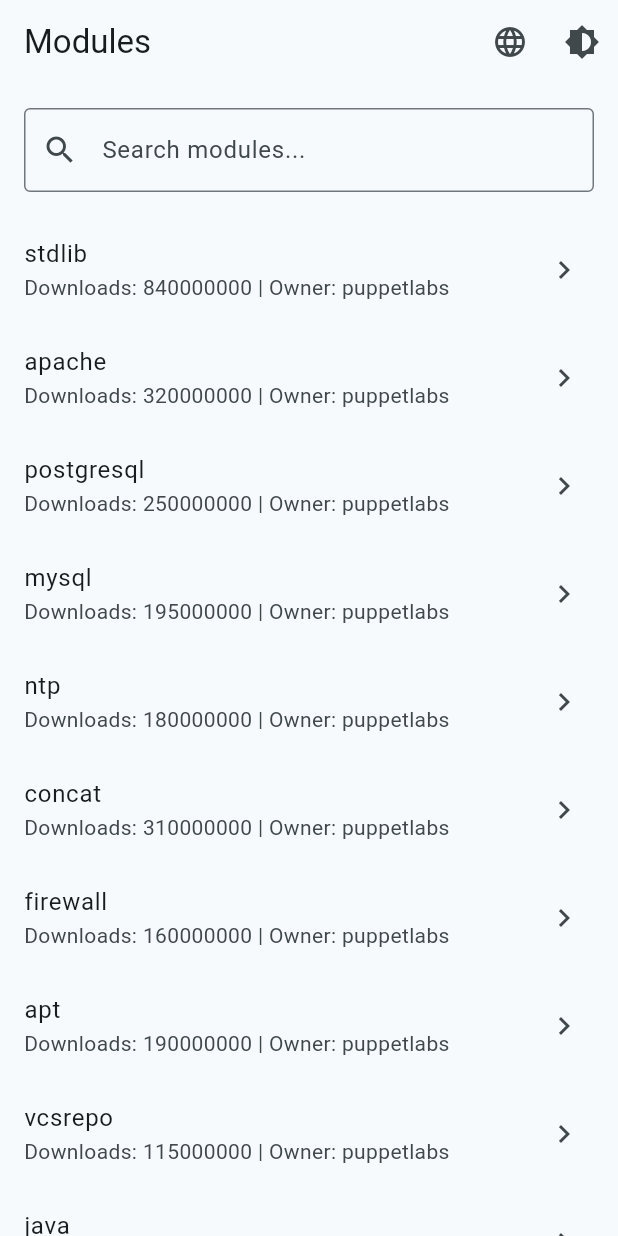
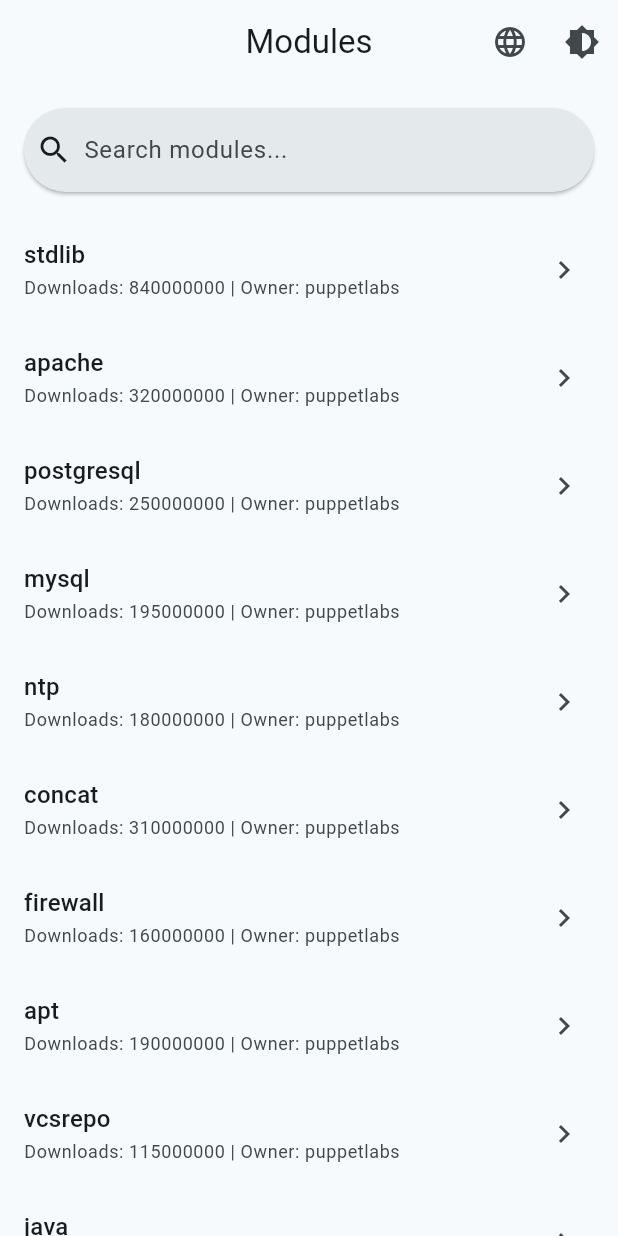
Before and after one commit to TarlanNaz/PuppetFlutter, a Flutter app: the screen it shows after launch, on a phone screen of 412 x 824 dp. Run offline on Flutter 3.47's test engine with Material 3 defaults, Android fonts, the light colour scheme and no system bars; our stand-ins replace go_router.

Commit message:
Revert "более простая версия"
This reverts commit f3c4b8803180bb49673f1f84121b7a24ddda3dec.

```diff
--- a/lib/main.dart
+++ b/lib/main.dart
@@ -1,40 +1,45 @@
 import 'package:flutter/material.dart';
 import 'package:provider/provider.dart';
+import 'package:flutter_localizations/flutter_localizations.dart';
+import 'l10n/app_localizations.dart';
 
-import 'l10n/app_localizations.dart';
 import 'navigation/app_router.dart';
 import 'theme/app_settings.dart';
 import 'theme/app_theme.dart';
 
 void main() {
   runApp(
-    // AppSettings хранит тему и язык. Кладём его выше всего приложения,
-    // чтобы любой экран мог до него достать
     ChangeNotifierProvider(
       create: (context) => AppSettings(),
-      child: const MyApp(),
+      child: const PuppetForgeApp(),
     ),
   );
 }
 
-class MyApp extends StatelessWidget {
-  const MyApp({super.key});
+class PuppetForgeApp extends StatelessWidget {
+  const PuppetForgeApp({super.key});
 
   @override
   Widget build(BuildContext context) {
-    // watch - приложение перерисуется, когда поменяется тема или язык
-    final settings = context.watch<AppSettings>();
+    final appSettings = context.watch<AppSettings>();
 
     return MaterialApp.router(
-      onGenerateTitle: (context) => AppLocalizations.of(context)!.appTitle,
-      debugShowCheckedModeBanner: false,
-      theme: lightTheme,
-      darkTheme: darkTheme,
-      themeMode: settings.themeMode,
-      locale: settings.locale,
-      localizationsDelegates: AppLocalizations.localizationsDelegates,
-      supportedLocales: AppLocalizations.supportedLocales,
-      routerConfig: router,
+      title: 'Puppet Forge',
+      theme: AppTheme.lightTheme,
+      darkTheme: AppTheme.darkTheme,
+      themeMode: appSettings.themeMode,
+      locale: appSettings.locale,
+      localizationsDelegates: const [
+        AppLocalizations.delegate,
+        GlobalMaterialLocalizations.delegate,
+        GlobalWidgetsLocalizations.delegate,
+        GlobalCupertinoLocalizations.delegate,
+      ],
+      supportedLocales: const [
+        Locale('en'),
+        Locale('ru'),
+      ],
+      routerConfig: appRouter,
     );
   }
 }
--- a/lib/screens/module_list_screen.dart
+++ b/lib/screens/module_list_screen.dart
@@ -1,10 +1,10 @@
 import 'package:flutter/material.dart';
+import 'package:go_router/go_router.dart';
 import 'package:provider/provider.dart';
-
+import '../l10n/app_localizations.dart';
 import '../data/mock_modules.dart';
-import '../l10n/app_localizations.dart';
+import '../models/puppet_module.dart';
 import '../theme/app_settings.dart';
-import '../widgets/module_list_item.dart';
 
 class ModuleListScreen extends StatefulWidget {
   const ModuleListScreen({super.key});
@@ -14,24 +14,34 @@
 }
 
 class _ModuleListScreenState extends State<ModuleListScreen> {
-  final searchController = TextEditingController();
-  String search = '';
+  final TextEditingController _searchController = TextEditingController();
+  String _searchQuery = '';
+
+  @override
+  void initState() {
+    super.initState();
+    _searchController.addListener(() {
+      setState(() {
+        _searchQuery = _searchController.text.toLowerCase();
+      });
+    });
+  }
 
   @override
   void dispose() {
-    searchController.dispose();
+    _searchController.dispose();
     super.dispose();
   }
 
   @override
   Widget build(BuildContext context) {
     final l10n = AppLocalizations.of(context)!;
+    final theme = Theme.of(context);
 
-    // оставляем модули, у которых строка поиска есть в названии или описании
-    final text = search.toLowerCase();
-    final modules = mockModules.where((module) {
-      return module.name.toLowerCase().contains(text) ||
-          module.summary.toLowerCase().contains(text);
+    final filteredModules = mockModules.where((module) {
+      return module.name.toLowerCase().contains(_searchQuery) ||
+             module.summary.toLowerCase().contains(_searchQuery) ||
+             module.slug.toLowerCase().contains(_searchQuery);
     }).toList();
 
     return Scaffold(
@@ -42,7 +52,6 @@
             icon: const Icon(Icons.language),
             tooltip: l10n.languageToggle,
             onPressed: () {
-              // read - просто вызываем метод, перерисовка тут не нужна
               context.read<AppSettings>().toggleLocale();
             },
           ),
@@ -58,41 +67,43 @@
       body: Column(
         children: [
           Padding(
-            padding: const EdgeInsets.all(16),
-            child: TextField(
-              controller: searchController,
-              decoration: InputDecoration(
-                hintText: l10n.searchModules,
-                prefixIcon: const Icon(Icons.search),
-                border: const OutlineInputBorder(),
-                // крестик показываем, только если что-то введено
-                suffixIcon: search.isEmpty
-                    ? null
-                    : IconButton(
-                        icon: const Icon(Icons.clear),
-                        onPressed: () {
-                          searchController.clear();
-                          setState(() {
-                            search = '';
-                          });
-                        },
-                      ),
-              ),
-              onChanged: (value) {
-                setState(() {
-                  search = value;
-                });
-              },
+            padding: const EdgeInsets.all(16.0),
+            child: SearchBar(
+              controller: _searchController,
+              hintText: l10n.searchModules,
+              leading: const Icon(Icons.search),
+              trailing: [
+                if (_searchQuery.isNotEmpty)
+                  IconButton(
+                    icon: const Icon(Icons.clear),
+                    onPressed: () {
+                      _searchController.clear();
+                    },
+                  ),
+              ],
+              elevation: const WidgetStatePropertyAll(1.0),
             ),
           ),
-          // Expanded нужен, чтобы список занял оставшееся место в Column
           Expanded(
-            child: modules.isEmpty
-                ? Center(child: Text(l10n.noResults))
+            child: filteredModules.isEmpty
+                ? Center(
+                    child: Text(
+                      l10n.noResults,
+                      style: theme.textTheme.bodyLarge?.copyWith(
+                        color: theme.colorScheme.onSurfaceVariant,
+                      ),
+                    ),
+                  )
                 : ListView.builder(
-                    itemCount: modules.length,
+                    itemCount: filteredModules.length,
                     itemBuilder: (context, index) {
-                      return ModuleListItem(module: modules[index]);
+                      final module = filteredModules[index];
+                      return _ModuleListItem(
+                        module: module,
+                        onTap: () {
+                          context.push('/module/${module.slug}');
+                        },
+                      );
                     },
                   ),
           ),
@@ -101,3 +112,29 @@
     );
   }
 }
+
+class _ModuleListItem extends StatelessWidget {
+  final PuppetModule module;
+  final VoidCallback onTap;
+
+  const _ModuleListItem({
+    required this.module,
+    required this.onTap,
+  });
+
+  @override
+  Widget build(BuildContext context) {
+    final l10n = AppLocalizations.of(context)!;
+    final theme = Theme.of(context);
+
+    return ListTile(
+      title: Text(module.name, style: theme.textTheme.titleMedium),
+      subtitle: Text(
+        '${l10n.downloads}: ${module.downloads} | ${l10n.owner}: ${module.ownerUsername}',
+        style: theme.textTheme.bodySmall?.copyWith(color: theme.colorScheme.onSurfaceVariant),
+      ),
+      trailing: const Icon(Icons.chevron_right),
+      onTap: onTap,
+    );
+  }
+}
--- a/lib/theme/app_settings.dart
+++ b/lib/theme/app_settings.dart
@@ -1,26 +1,19 @@
 import 'package:flutter/material.dart';
 
-// Настройки приложения: тема и язык.
-// После изменения вызываем notifyListeners(), чтобы экран перерисовался
 class AppSettings extends ChangeNotifier {
-  ThemeMode themeMode = ThemeMode.light;
-  Locale locale = const Locale('en');
+  ThemeMode _themeMode = ThemeMode.light;
+  Locale _locale = const Locale('en');
+
+  ThemeMode get themeMode => _themeMode;
+  Locale get locale => _locale;
 
   void toggleTheme() {
-    if (themeMode == ThemeMode.light) {
-      themeMode = ThemeMode.dark;
-    } else {
-      themeMode = ThemeMode.light;
-    }
+    _themeMode = _themeMode == ThemeMode.light ? ThemeMode.dark : ThemeMode.light;
     notifyListeners();
   }
 
   void toggleLocale() {
-    if (locale.languageCode == 'en') {
-      locale = const Locale('ru');
-    } else {
-      locale = const Locale('en');
-    }
+    _locale = _locale.languageCode == 'en' ? const Locale('ru') : const Locale('en');
     notifyListeners();
   }
 }
--- a/lib/theme/app_theme.dart
+++ b/lib/theme/app_theme.dart
@@ -1,13 +1,29 @@
 import 'package:flutter/material.dart';
 
-// Все цвета берутся из одного основного цвета (seedColor)
-final lightTheme = ThemeData(
-  colorScheme: ColorScheme.fromSeed(seedColor: Colors.blueGrey),
+class AppTheme {
+  static ThemeData get lightTheme {
+    return ThemeData(
+      colorScheme: ColorScheme.fromSeed(
+        seedColor: Colors.blueGrey,
+        brightness: Brightness.light,
+      ),
+      useMaterial3: true,
+      appBarTheme: const AppBarTheme(
+        centerTitle: true,
+      ),
     );
+  }
 
-final darkTheme = ThemeData(
+  static ThemeData get darkTheme {
+    return ThemeData(
       colorScheme: ColorScheme.fromSeed(
         seedColor: Colors.blueGrey,
         brightness: Brightness.dark,
       ),
+      useMaterial3: true,
+      appBarTheme: const AppBarTheme(
+        centerTitle: true,
+      ),
     );
+  }
+}
--- a/lib/widgets/module_list_item.dart
+++ /dev/null
@@ -1,29 +0,0 @@
-import 'package:flutter/material.dart';
-import 'package:go_router/go_router.dart';
-
-import '../l10n/app_localizations.dart';
-import '../models/puppet_module.dart';
-
-// Одна строка в списке модулей
-class ModuleListItem extends StatelessWidget {
-  final PuppetModule module;
-
-  const ModuleListItem({super.key, required this.module});
-
-  @override
-  Widget build(BuildContext context) {
-    final l10n = AppLocalizations.of(context)!;
-
-    return ListTile(
-      title: Text(module.name),
-      subtitle: Text(
-        '${l10n.downloads}: ${module.downloads} | ${l10n.owner}: ${module.ownerUsername}',
-      ),
-      trailing: const Icon(Icons.chevron_right),
-      onTap: () {
-        // push кладёт экран поверх списка, поэтому кнопка "назад" работает
-        context.push('/module/${module.slug}');
-      },
-    );
-  }
-}
```
Also changed, not shown: lib/navigation/app_router.dart (+14 -12 lines), lib/screens/module_detail_screen.dart (+50 -22 lines), pubspec.yaml (+61 -5 lines), 1 other file. Lines whose indentation alone changed are shown as unchanged.
